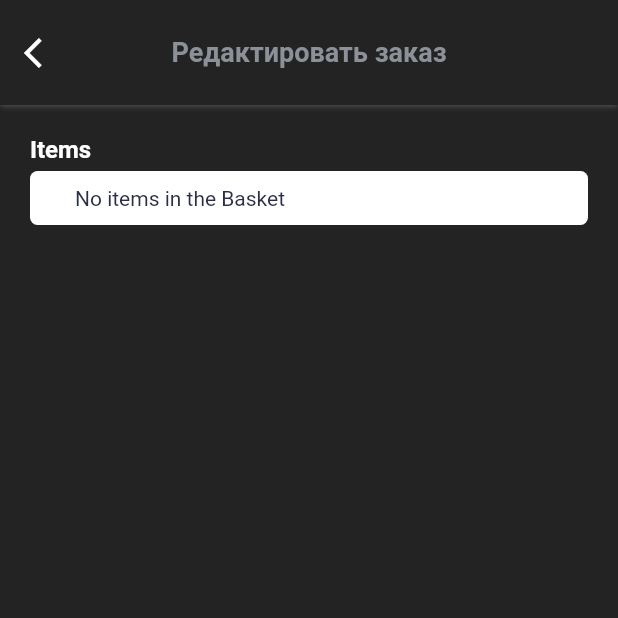
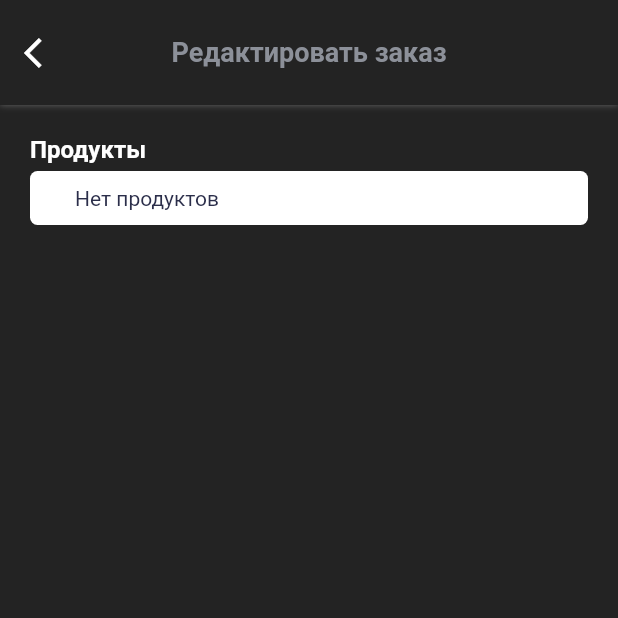
Before and after one commit to Alisher0911/catering_automation, a Flutter app: the BasketScreen screen opened by its route, after a tap on the "edit" icon, on a phone screen of 412 x 824 dp, the top half of it. Run offline on Flutter 3.47's test engine with Material 2 defaults, Android fonts, the phone set to English and light mode, and no system bars; our stand-ins replace badges, bloc, dio, equatable, flutter_bloc, flutter_rating_bar and 8 more; missing offline and left inert: qr_code_scanner; accounts and stored records are empty; network calls fail; Roboto replaces fonts that are missing (Poppins); project files that could hold a hidden picture were left out.

Commit message:
minor changes

```diff
--- a/lib/config/constants.dart
+++ b/lib/config/constants.dart
@@ -1,2 +1,3 @@
 
-const String baseUrl = "http://10.18.2.136:8080";
+const String baseUrl = "https://foodnationapi.herokuapp.com";
+const String jsonUrl = "http://192.168.1.3:3000";
--- a/lib/repositories/restaurant_repository.dart
+++ b/lib/repositories/restaurant_repository.dart
@@ -1,15 +1,15 @@
+import 'package:catering/config/constants.dart';
 import 'package:catering/models/booking_table_model.dart';
 import 'package:catering/models/restaurant_model.dart';
 import 'package:dio/dio.dart';
 
 // const String _baseUrl = "http://10.0.2.2:3000/restaurants";
-const String _baseUrl = "http://10.18.0.99:3000/restaurants";
-// const String _baseUrl = "http://localhost:3000/restaurants";
+const String _restUrl = "$jsonUrl/restaurants";
 
 class RestaurantRepository {
   Future<List<Restaurant>> getRestaurants() async {
     var dio = Dio();
-    final response = await dio.get(_baseUrl);
+    final response = await dio.get(_restUrl);
     if (response.statusCode == 200) {
       return (response.data as List)
           .map((x) => Restaurant.fromJson(x))
@@ -21,7 +21,7 @@ class RestaurantRepository {
 
   Future<List<BookingTable>> getRestaurantTables(int id) async {
     var dio = Dio();
-    final response = await dio.get(_baseUrl + "/$id" + "/bookingTables");
+    final response = await dio.get(_restUrl + "/$id" + "/bookingTables");
     if (response.statusCode == 200) {
       return (response.data as List)
           .map((x) => BookingTable.fromJson(x))
--- a/lib/screens/basket/basket_screen.dart
+++ b/lib/screens/basket/basket_screen.dart
@@ -235,7 +235,7 @@ class BasketScreen extends StatelessWidget {
                                     );
                                   },
                                   child: Text(
-                                    "Change",
+                                    "Поменять",
                                     style: Theme.of(context)
                                         .textTheme
                                         .headline6!
@@ -298,7 +298,7 @@ class BasketScreen extends StatelessWidget {
                                           );
                                         },
                                         child: Text(
-                                          "Apply",
+                                          "Применить",
                                           style: Theme.of(context)
                                               .textTheme
                                               .headline6!
--- a/lib/screens/edit_basket/edit_basket_screen.dart
+++ b/lib/screens/edit_basket/edit_basket_screen.dart
@@ -62,7 +62,7 @@ class EditBasketScreen extends StatelessWidget {
           child: Column(
             crossAxisAlignment: CrossAxisAlignment.start,
             children: [
-              Text('Items',
+              Text('Продукты',
                   style: Theme.of(context).textTheme.headline4!.copyWith(color: Colors.white)
               ),
               BlocBuilder<BasketBloc, BasketState>(
@@ -83,7 +83,7 @@ class EditBasketScreen extends StatelessWidget {
                         mainAxisAlignment: MainAxisAlignment.spaceBetween,
                         children: [
                           Text(
-                            "No items in the Basket",
+                            "Нет продуктов",
                             textAlign: TextAlign.left,
                             style: Theme.of(context).textTheme.headline6,
                           )
--- a/lib/screens/login/widgets/login_form.dart
+++ b/lib/screens/login/widgets/login_form.dart
@@ -45,7 +45,7 @@ class _LoginFormState extends State<LoginForm> {
             if (state is LoginFailure) {
               ScaffoldMessenger.of(context).showSnackBar(
                 SnackBar(
-                  content: Text("Login failed."),
+                  content: Text("Не удалось войти."),
                   backgroundColor: Colors.red,
                 ),
               );
```
Also changed, not shown: lib/repositories/user_repository.dart (+4 -8 lines).
